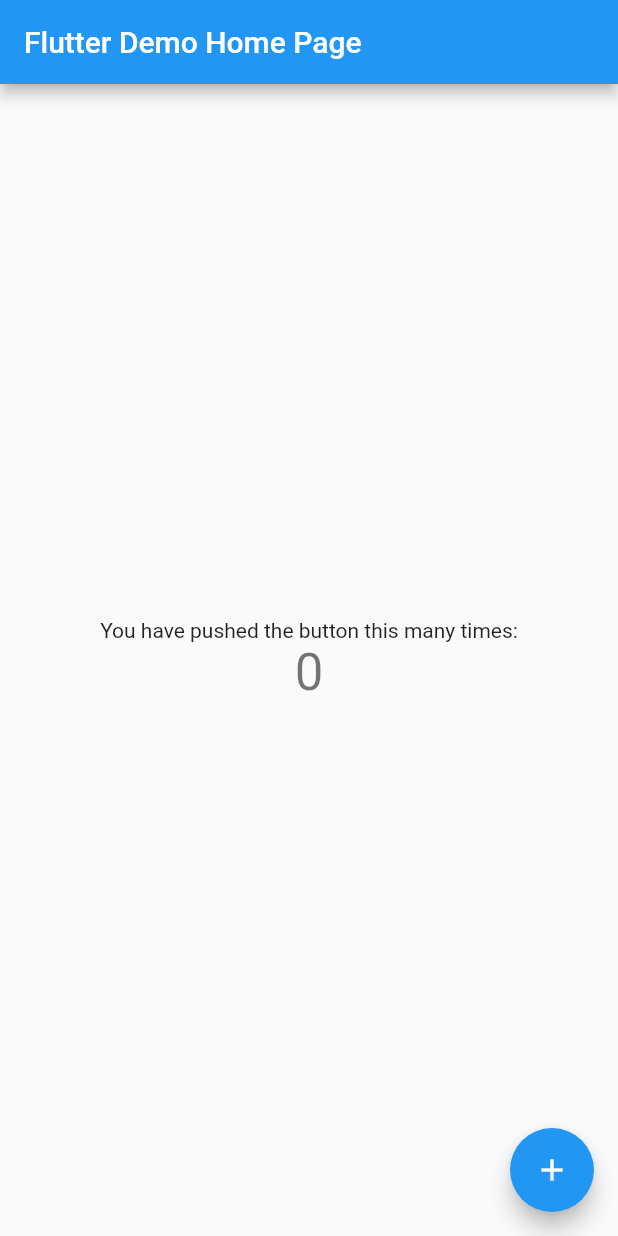
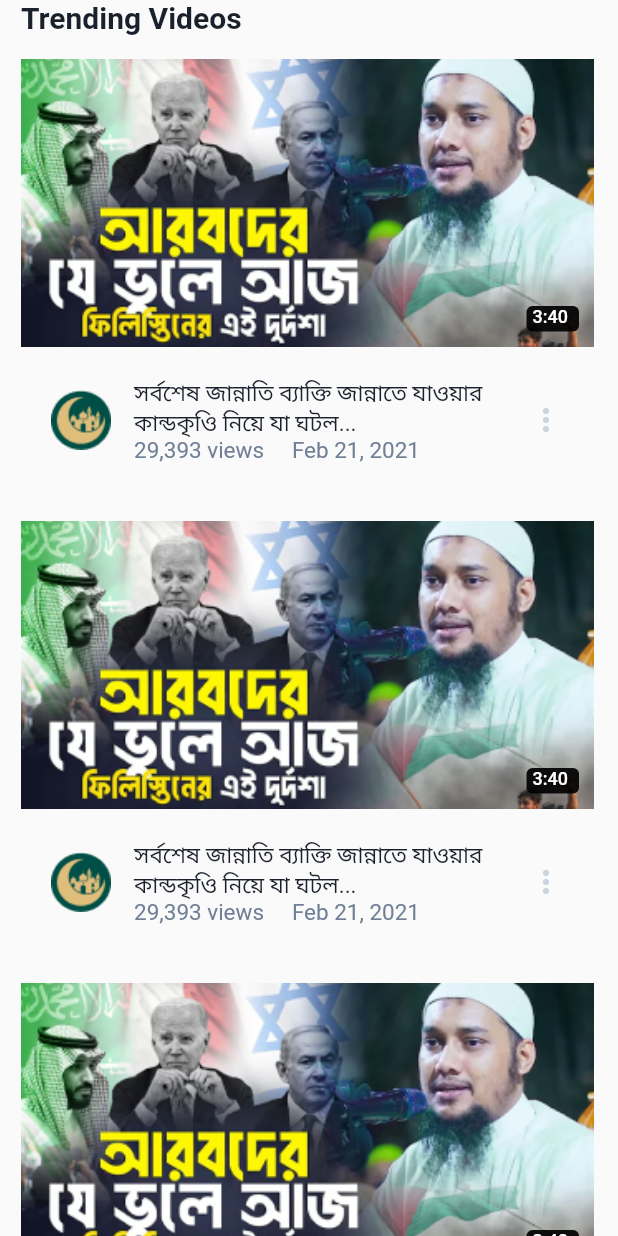
Before and after one commit to Tareq23/video-player-with-chat, a Flutter app: the screen it shows after launch, on a phone screen of 412 x 824 dp. Run offline on Flutter 3.47's test engine with Material 2 defaults, Android fonts, the phone set to English and light mode, and no system bars.

Commit message:
video item

```diff
--- a/lib/main.dart
+++ b/lib/main.dart
@@ -1,4 +1,5 @@
 import 'package:flutter/material.dart';
+import 'package:qtect_task/pages/home.dart';
 
 void main() {
   runApp(const MyApp());
@@ -11,105 +12,12 @@ class MyApp extends StatelessWidget {
   @override
   Widget build(BuildContext context) {
     return MaterialApp(
-      title: 'Flutter Demo',
+      title: 'Flutter Job Task',
+      debugShowCheckedModeBanner: false,
       theme: ThemeData(
-        // This is the theme of your application.
-        //
-        // Try running your application with "flutter run". You'll see the
-        // application has a blue toolbar. Then, without quitting the app, try
-        // changing the primarySwatch below to Colors.green and then invoke
-        // "hot reload" (press "r" in the console where you ran "flutter run",
-        // or simply save your changes to "hot reload" in a Flutter IDE).
-        // Notice that the counter didn't reset back to zero; the application
-        // is not restarted.
-        primarySwatch: Colors.blue,
+
       ),
-      home: const MyHomePage(title: 'Flutter Demo Home Page'),
+      home: const Home(),
     );
   }
 }
-
-class MyHomePage extends StatefulWidget {
-  const MyHomePage({super.key, required this.title});
-
-  // This widget is the home page of your application. It is stateful, meaning
-  // that it has a State object (defined below) that contains fields that affect
-  // how it looks.
-
-  // This class is the configuration for the state. It holds the values (in this
-  // case the title) provided by the parent (in this case the App widget) and
-  // used by the build method of the State. Fields in a Widget subclass are
-  // always marked "final".
-
-  final String title;
-
-  @override
-  State<MyHomePage> createState() => _MyHomePageState();
-}
-
-class _MyHomePageState extends State<MyHomePage> {
-  int _counter = 0;
-
-  void _incrementCounter() {
-    setState(() {
-      // This call to setState tells the Flutter framework that something has
-      // changed in this State, which causes it to rerun the build method below
-      // so that the display can reflect the updated values. If we changed
-      // _counter without calling setState(), then the build method would not be
-      // called again, and so nothing would appear to happen.
-      _counter++;
-    });
-  }
-
-  @override
-  Widget build(BuildContext context) {
-    // This method is rerun every time setState is called, for instance as done
-    // by the _incrementCounter method above.
-    //
-    // The Flutter framework has been optimized to make rerunning build methods
-    // fast, so that you can just rebuild anything that needs updating rather
-    // than having to individually change instances of widgets.
-    return Scaffold(
-      appBar: AppBar(
-        // Here we take the value from the MyHomePage object that was created by
-        // the App.build method, and use it to set our appbar title.
-        title: Text(widget.title),
-      ),
-      body: Center(
-        // Center is a layout widget. It takes a single child and positions it
-        // in the middle of the parent.
-        child: Column(
-          // Column is also a layout widget. It takes a list of children and
-          // arranges them vertically. By default, it sizes itself to fit its
-          // children horizontally, and tries to be as tall as its parent.
-          //
-          // Invoke "debug painting" (press "p" in the console, choose the
-          // "Toggle Debug Paint" action from the Flutter Inspector in Android
-          // Studio, or the "Toggle Debug Paint" command in Visual Studio Code)
-          // to see the wireframe for each widget.
-          //
-          // Column has various properties to control how it sizes itself and
-          // how it positions its children. Here we use mainAxisAlignment to
-          // center the children vertically; the main axis here is the vertical
-          // axis because Columns are vertical (the cross axis would be
-          // horizontal).
-          mainAxisAlignment: MainAxisAlignment.center,
-          children: <Widget>[
-            const Text(
-              'You have pushed the button this many times:',
-            ),
-            Text(
-              '$_counter',
-              style: Theme.of(context).textTheme.headlineMedium,
-            ),
-          ],
-        ),
-      ),
-      floatingActionButton: FloatingActionButton(
-        onPressed: _incrementCounter,
-        tooltip: 'Increment',
-        child: const Icon(Icons.add),
-      ), // This trailing comma makes auto-formatting nicer for build methods.
-    );
-  }
-}
--- /dev/null
+++ b/lib/pages/home.dart
@@ -0,0 +1,33 @@
+import 'package:flutter/material.dart';
+import 'package:qtect_task/widgets/video_item.dart';
+
+class Home extends StatelessWidget {
+  const Home({Key? key}) : super(key: key);
+
+  @override
+  Widget build(BuildContext context) {
+    return Scaffold(
+      body: SafeArea(
+        child: Container(
+          padding: const EdgeInsets.only(left: 14,right: 16),
+          child: SingleChildScrollView(
+            child: Column(
+              crossAxisAlignment: CrossAxisAlignment.start,
+              children: [
+                Container(
+                  child: Text('Trending Videos',style: TextStyle(fontSize: 20,fontWeight: FontWeight.w700,color: Color.fromRGBO(26, 32, 44, 1),),),
+                ),
+                SizedBox(height: 16,),
+                VideoItem(),
+                SizedBox(height: 18,),
+                VideoItem(),
+                SizedBox(height: 18,),
+                VideoItem(),
+              ],
+            ),
+          ),
+        ),
+      ),
+    );
+  }
+}
--- /dev/null
+++ b/lib/widgets/video_item.dart
@@ -0,0 +1,86 @@
+import 'package:flutter/material.dart';
+
+class VideoItem extends StatelessWidget {
+  const VideoItem({Key? key}) : super(key: key);
+
+  @override
+  Widget build(BuildContext context) {
+    var screenSize = MediaQuery.of(context).size;
+    return Container(
+      width: screenSize.width,
+      height: 290,
+      padding: EdgeInsets.zero,
+      margin: EdgeInsets.zero,
+      child: Column(
+        children: [
+          SizedBox(
+              width: double.infinity,
+              height: 192,
+              child: Stack(
+                children: [
+                  Image.asset(
+                    'assets/images/thumbnail.png',
+                    width: double.infinity,
+                    height: double.infinity,
+                    fit: BoxFit.cover,
+                  ),
+                  Positioned(
+                    right: 10,
+                    bottom: 10,
+                    child: Container(
+                      width: 35,
+                      height: 17,
+                      padding:
+                          const EdgeInsets.symmetric(vertical: 0, horizontal: 4),
+                      decoration: BoxDecoration(
+                        color: const Color.fromRGBO(0, 0, 0, 0.92),
+                        borderRadius: BorderRadius.circular(4),
+                      ),
+                      child: const Text(
+                        '3:40',
+                        style: TextStyle(
+                          fontSize: 12,
+                          fontWeight: FontWeight.w500,
+                          color: Color.fromRGBO(255, 255, 255, 1),
+                        ),
+                      ),
+                    ),
+                  )
+                ],
+              )),
+          Container(
+            padding: EdgeInsets.all(20),
+            child: Row(
+              mainAxisAlignment: MainAxisAlignment.spaceBetween,
+              children: [
+                SizedBox(
+                  width: 40,
+                  height: 40,
+                  child: Image.asset('assets/images/channel.png',width: double.infinity,height: double.infinity,fit: BoxFit.fill,),
+                ),
+                SizedBox(
+                  width: screenSize.width*0.6,
+                  child: Column(
+                    crossAxisAlignment: CrossAxisAlignment.start,
+                    children: [
+                      Text(
+                        'সর্বশেষ জান্নাতি ব্যাক্তি জান্নাতে যাওয়ার কান্ডকৃওি নিয়ে যা ঘটল...',
+                        style: TextStyle(fontSize: 15,color: Color.fromRGBO(26, 32, 44, 1),),
+                      ),
+
+                      Text(
+                        '29,393 views     Feb 21, 2021',
+                        style: TextStyle(fontSize: 15,color: Color.fromRGBO(113, 128, 150, 1),),
+                      ),
+                    ],
+                  ),
+                ),
+                Icon(Icons.more_vert,size: 24,color: Color.fromRGBO(203, 213, 224, 1),),
+              ],
+            ),
+          )
+        ],
+      ),
+    );
+  }
+}
--- a/pubspec.yaml
+++ b/pubspec.yaml
@@ -59,9 +59,8 @@ flutter:
   uses-material-design: true
 
   # To add assets to your application, add an assets section, like this:
-  # assets:
-  #   - images/a_dot_burr.jpeg
-  #   - images/a_dot_ham.jpeg
+  assets:
+   - assets/images/
 
   # An image asset can refer to one or more resolution-specific "variants", see
   # https://flutter.dev/assets-and-images/#resolution-aware
```
Also changed, not shown: assets/images/channel.png (added), assets/images/thumbnail.png (added).
